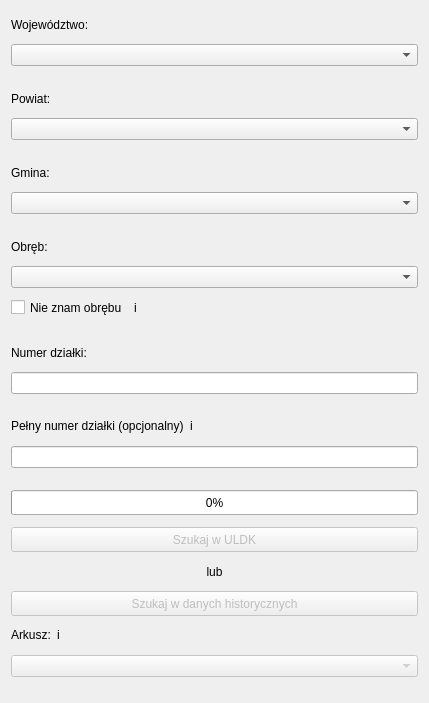
Before: the Qt Designer form gissupport_plugin/modules/uldk/modules/teryt_search/main_base.ui in gis-support/gis-support-plugin, drawn with Qt 5.
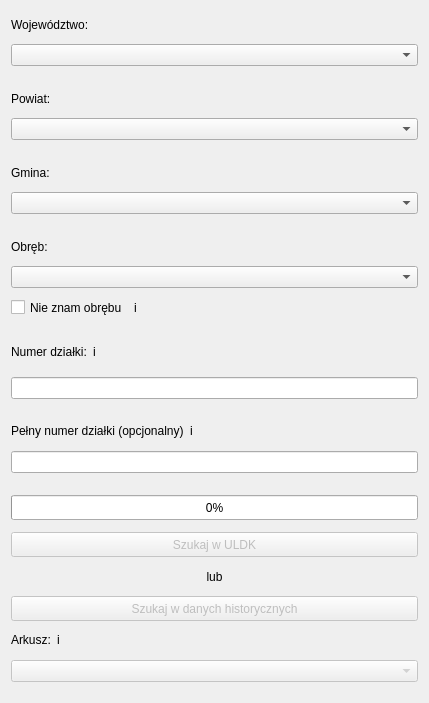
After: the same form once the commit is applied.

Commit message: Poprawka buga związanego z arkuszami w wyszukiwarce działek [#12]

```diff
--- a/gissupport_plugin/modules/uldk/modules/teryt_search/main_base.ui
+++ b/gissupport_plugin/modules/uldk/modules/teryt_search/main_base.ui
@@ -220,16 +220,62 @@
     </spacer>
    </item>
    <item>
-    <widget class="QLabel" name="label_teryt">
+    <widget class="QFrame" name="frame_4">
      <property name="maximumSize">
       <size>
        <width>16777215</width>
-       <height>15</height>
+       <height>20</height>
       </size>
      </property>
-     <property name="text">
-      <string>Numer działki:</string>
+     <property name="frameShape">
+      <enum>QFrame::NoFrame</enum>
      </property>
+     <property name="frameShadow">
+      <enum>QFrame::Raised</enum>
+     </property>
+     <layout class="QFormLayout" name="formLayout_4">
+      <property name="leftMargin">
+       <number>0</number>
+      </property>
+      <property name="topMargin">
+       <number>0</number>
+      </property>
+      <property name="rightMargin">
+       <number>0</number>
+      </property>
+      <property name="bottomMargin">
+       <number>0</number>
+      </property>
+      <item row="0" column="0">
+       <widget class="QLabel" name="label_teryt">
+        <property name="maximumSize">
+         <size>
+          <width>16777215</width>
+          <height>15</height>
+         </size>
+        </property>
+        <property name="text">
+         <string>Numer działki:</string>
+        </property>
+       </widget>
+      </item>
+      <item row="0" column="1">
+       <widget class="QLabel" name="label_info_parcel_id">
+        <property name="maximumSize">
+         <size>
+          <width>15</width>
+          <height>15</height>
+         </size>
+        </property>
+        <property name="text">
+         <string>i</string>
+        </property>
+        <property name="scaledContents">
+         <bool>true</bool>
+        </property>
+       </widget>
+      </item>
+     </layout>
     </widget>
    </item>
    <item>
```
The commit also changes 1 other file.
